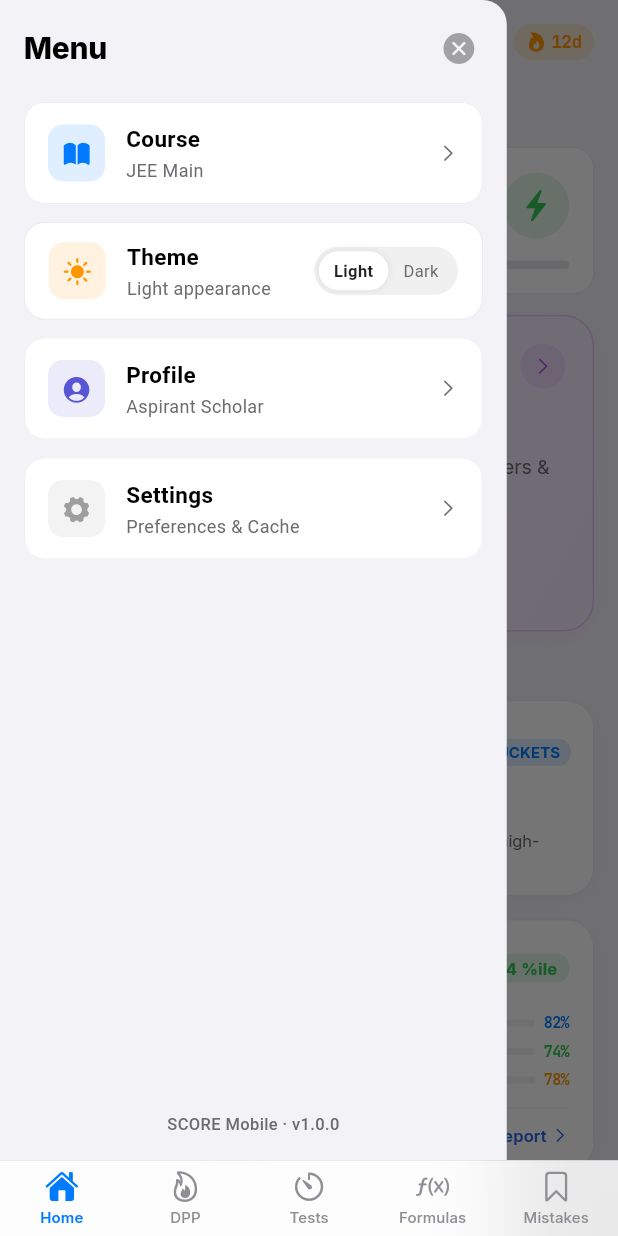
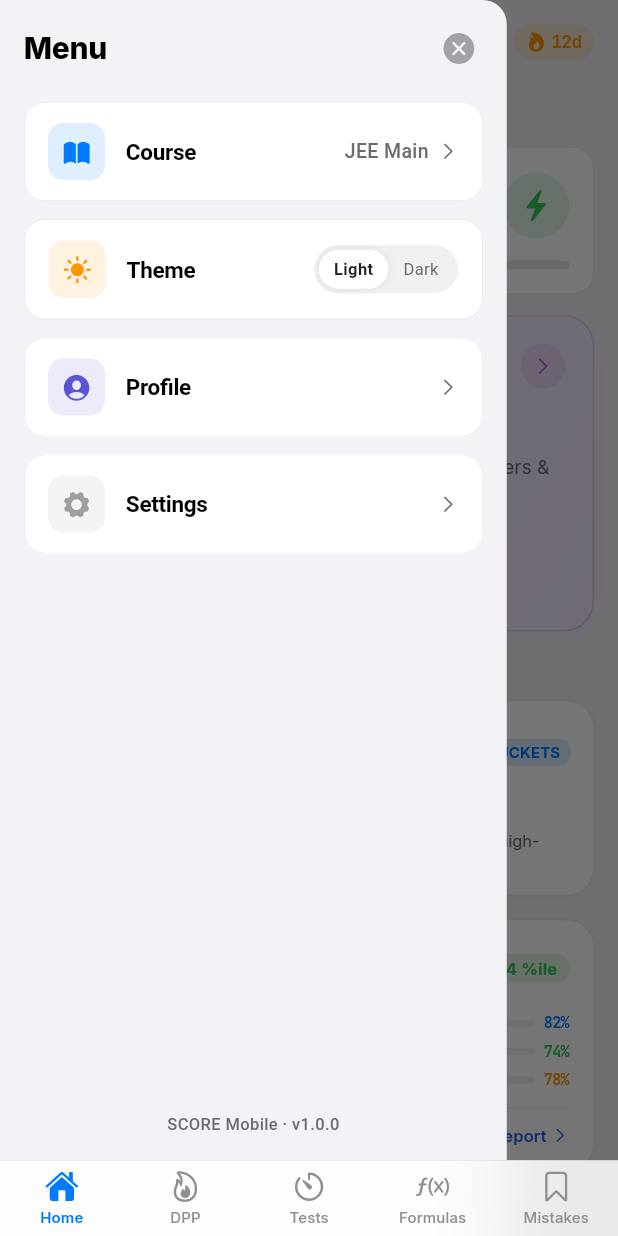
Before and after one commit to ZeeshuCollege/Score-Mobile, a Flutter app: the screen it shows after launch, with the side drawer open, on a phone screen of 412 x 824 dp. Run offline on Flutter 3.47's test engine with Material 3 defaults, Android fonts, the phone set to English and light mode, and no system bars; our stand-ins replace flutter_riverpod, google_fonts, shared_preferences, sqflite, sqflite_common_ffi_web; missing offline and left inert: flutter_math_fork; accounts and stored records are empty; project files that could hold a hidden picture were left out.

Commit message:
fix(ui): remove subtitle texts from sidebar buttons and vertically align main titles

```diff
--- a/lib/presentation/home/widgets/hero_spotlight_card.dart
+++ b/lib/presentation/home/widgets/hero_spotlight_card.dart
@@ -72,7 +72,8 @@ class HeroSpotlightCard extends StatelessWidget {
                 Row(
                   mainAxisAlignment: MainAxisAlignment.spaceBetween,
                   children: [
-                    Container(
+                    Flexible(
+                      child: Container(
                         padding: const EdgeInsets.symmetric(horizontal: 10, vertical: 4),
                         decoration: BoxDecoration(
                           color: AppColors.systemPurple.withValues(alpha: isDark ? 0.3 : 0.15),
@@ -83,17 +84,23 @@ class HeroSpotlightCard extends StatelessWidget {
                           children: [
                             const Icon(CupertinoIcons.rosette, color: AppColors.systemPurple, size: 14),
                             const SizedBox(width: 5),
-                          Text(
+                            Flexible(
+                              child: Text(
                                 eyebrow.toUpperCase(),
                                 style: AppTypography.labelSmall(AppColors.systemPurple).copyWith(
                                   fontWeight: FontWeight.w700,
                                   letterSpacing: 0.6,
                                   fontSize: 11,
                                 ),
+                                maxLines: 1,
+                                overflow: TextOverflow.ellipsis,
+                              ),
                             ),
                           ],
                         ),
                       ),
+                    ),
+                    const SizedBox(width: 8),
                     Container(
                       padding: const EdgeInsets.all(8),
                       decoration: BoxDecoration(
--- a/lib/presentation/home/widgets/score_drawer.dart
+++ b/lib/presentation/home/widgets/score_drawer.dart
@@ -368,7 +368,7 @@ class ScoreDrawer extends ConsumerWidget {
                 icon: CupertinoIcons.book_fill,
                 iconColor: AppColors.systemBlue,
                 title: 'Course',
-                subtitle: currentExam.name,
+                trailingText: currentExam.name,
                 isDark: isDark,
                 textPrimary: textPrimary,
                 textSecondary: textSecondary,
@@ -393,7 +393,6 @@ class ScoreDrawer extends ConsumerWidget {
                 icon: CupertinoIcons.person_crop_circle_fill,
                 iconColor: const Color(0xFF5856D6),
                 title: 'Profile',
-                subtitle: 'Aspirant Scholar',
                 isDark: isDark,
                 textPrimary: textPrimary,
                 textSecondary: textSecondary,
@@ -408,7 +407,6 @@ class ScoreDrawer extends ConsumerWidget {
                 icon: CupertinoIcons.gear_alt_fill,
                 iconColor: Colors.grey,
                 title: 'Settings',
-                subtitle: 'Preferences & Cache',
                 isDark: isDark,
                 textPrimary: textPrimary,
                 textSecondary: textSecondary,
@@ -437,7 +435,7 @@ class ScoreDrawer extends ConsumerWidget {
     required IconData icon,
     required Color iconColor,
     required String title,
-    required String subtitle,
+    String? trailingText,
     required VoidCallback onTap,
     required bool isDark,
     required Color textPrimary,
@@ -461,38 +459,42 @@ class ScoreDrawer extends ConsumerWidget {
         child: Padding(
           padding: const EdgeInsets.symmetric(horizontal: 16, vertical: 14),
           child: Row(
+            crossAxisAlignment: CrossAxisAlignment.center,
             children: [
               Container(
-                padding: const EdgeInsets.all(9),
+                width: 38,
+                height: 38,
                 decoration: BoxDecoration(
                   color: iconColor.withValues(alpha: 0.12),
                   borderRadius: BorderRadius.circular(10),
                 ),
+                child: Center(
                   child: Icon(icon, size: 20, color: iconColor),
+                ),
               ),
               const SizedBox(width: 14),
               Expanded(
-                child: Column(
-                  crossAxisAlignment: CrossAxisAlignment.start,
-                  children: [
-                    Text(
+                child: Text(
                   title,
                   style: TextStyle(
                     fontWeight: FontWeight.w600,
                     fontSize: 15,
                     color: textPrimary,
+                    letterSpacing: -0.2,
                   ),
                 ),
-                    const SizedBox(height: 2),
+              ),
+              if (trailingText != null) ...[
                 Text(
-                      subtitle,
-                      style: TextStyle(fontSize: 12, color: textSecondary),
-                      maxLines: 1,
-                      overflow: TextOverflow.ellipsis,
-                    ),
-                  ],
+                  trailingText,
+                  style: TextStyle(
+                    fontSize: 13,
+                    fontWeight: FontWeight.w500,
+                    color: textSecondary,
                   ),
                 ),
+                const SizedBox(width: 6),
+              ],
               Icon(CupertinoIcons.chevron_right, size: 14, color: textSecondary),
             ],
           ),
@@ -513,7 +515,7 @@ class ScoreDrawer extends ConsumerWidget {
 
     return Container(
       width: double.infinity,
-      padding: const EdgeInsets.symmetric(horizontal: 16, vertical: 12),
+      padding: const EdgeInsets.symmetric(horizontal: 16, vertical: 14),
       decoration: BoxDecoration(
         color: isDark ? AppColors.darkCardSurface : AppColors.lightCardSurface,
         borderRadius: BorderRadius.circular(14),
@@ -523,42 +525,34 @@ class ScoreDrawer extends ConsumerWidget {
         ),
       ),
       child: Row(
-        mainAxisAlignment: MainAxisAlignment.spaceBetween,
-        children: [
-          Row(
+        crossAxisAlignment: CrossAxisAlignment.center,
         children: [
           Container(
-                padding: const EdgeInsets.all(9),
+            width: 38,
+            height: 38,
             decoration: BoxDecoration(
               color: AppColors.systemOrange.withValues(alpha: 0.12),
               borderRadius: BorderRadius.circular(10),
             ),
+            child: Center(
               child: Icon(
                 isDarkModeActive ? CupertinoIcons.moon_fill : CupertinoIcons.sun_max_fill,
                 size: 20,
                 color: AppColors.systemOrange,
               ),
             ),
+          ),
           const SizedBox(width: 14),
-              Column(
-                crossAxisAlignment: CrossAxisAlignment.start,
-                children: [
-                  Text(
+          Expanded(
+            child: Text(
               'Theme',
               style: TextStyle(
                 fontWeight: FontWeight.w600,
                 fontSize: 15,
                 color: textPrimary,
+                letterSpacing: -0.2,
               ),
             ),
-                  const SizedBox(height: 2),
-                  Text(
-                    isDarkModeActive ? 'Dark appearance' : 'Light appearance',
-                    style: TextStyle(fontSize: 12, color: textSecondary),
-                  ),
-                ],
-              ),
-            ],
           ),
           // Simple toggle button saying dark and light each side in small
           Container(
```
Also changed, not shown: 2 other files. Lines whose indentation alone changed are shown as unchanged.
